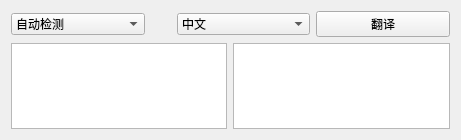
siyuhong/THelper, file mainwindow.ui: the form before one commit.
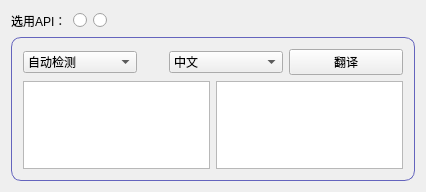
The form after the commit. Icons and pictures are not drawn.

Commit message: updata UI and set QSS

Patch:
```diff
--- a/mainwindow.ui
+++ b/mainwindow.ui
@@ -6,14 +6,99 @@
    <rect>
     <x>0</x>
     <y>0</y>
-    <width>461</width>
-    <height>140</height>
+    <width>426</width>
+    <height>192</height>
    </rect>
   </property>
   <property name="windowTitle">
    <string>THelper</string>
   </property>
   <widget class="QWidget" name="centralWidget">
+   <layout class="QVBoxLayout" name="verticalLayout_2">
+    <item>
+     <layout class="QHBoxLayout" name="horizontalLayout_3">
+      <item>
+       <widget class="QLabel" name="label">
+        <property name="text">
+         <string>选用API：</string>
+        </property>
+       </widget>
+      </item>
+      <item>
+       <widget class="QRadioButton" name="radioButton_BaiduAPI">
+        <property name="minimumSize">
+         <size>
+          <width>0</width>
+          <height>0</height>
+         </size>
+        </property>
+        <property name="styleSheet">
+         <string notr="true"/>
+        </property>
+        <property name="inputMethodHints">
+         <set>Qt::ImhNone</set>
+        </property>
+        <property name="text">
+         <string/>
+        </property>
+        <property name="icon">
+         <iconset resource="image.qrc">
+          <normaloff>:/Baidu_ico.svg</normaloff>:/Baidu_ico.svg</iconset>
+        </property>
+       </widget>
+      </item>
+      <item>
+       <widget class="QRadioButton" name="radioButton_TencentAPI">
+        <property name="minimumSize">
+         <size>
+          <width>0</width>
+          <height>0</height>
+         </size>
+        </property>
+        <property name="styleSheet">
+         <string notr="true"/>
+        </property>
+        <property name="text">
+         <string/>
+        </property>
+        <property name="icon">
+         <iconset resource="image.qrc">
+          <normaloff>:/Tencent_ico.svg</normaloff>:/Tencent_ico.svg</iconset>
+        </property>
+       </widget>
+      </item>
+      <item>
+       <spacer name="horizontalSpacer">
+        <property name="orientation">
+         <enum>Qt::Horizontal</enum>
+        </property>
+        <property name="sizeType">
+         <enum>QSizePolicy::MinimumExpanding</enum>
+        </property>
+        <property name="sizeHint" stdset="0">
+         <size>
+          <width>40</width>
+          <height>20</height>
+         </size>
+        </property>
+       </spacer>
+      </item>
+     </layout>
+    </item>
+    <item>
+     <widget class="QFrame" name="frame">
+      <property name="styleSheet">
+       <string notr="true">#frame{
+border-radius:10px;
+border:1px solid rgb(100, 100,189)
+}</string>
+      </property>
+      <property name="frameShape">
+       <enum>QFrame::StyledPanel</enum>
+      </property>
+      <property name="frameShadow">
+       <enum>QFrame::Raised</enum>
+      </property>
    <layout class="QVBoxLayout" name="verticalLayout">
     <item>
      <layout class="QHBoxLayout" name="horizontalLayout">
@@ -101,6 +186,9 @@
     </item>
    </layout>
   </widget>
+    </item>
+   </layout>
+  </widget>
  </widget>
  <layoutdefault spacing="6" margin="11"/>
  <resources/>
```
Left out of the diff: 4 changed lines with no effect on the pictures. Lines whose indentation alone changed are shown as unchanged. The commit also changes 7 other files.
